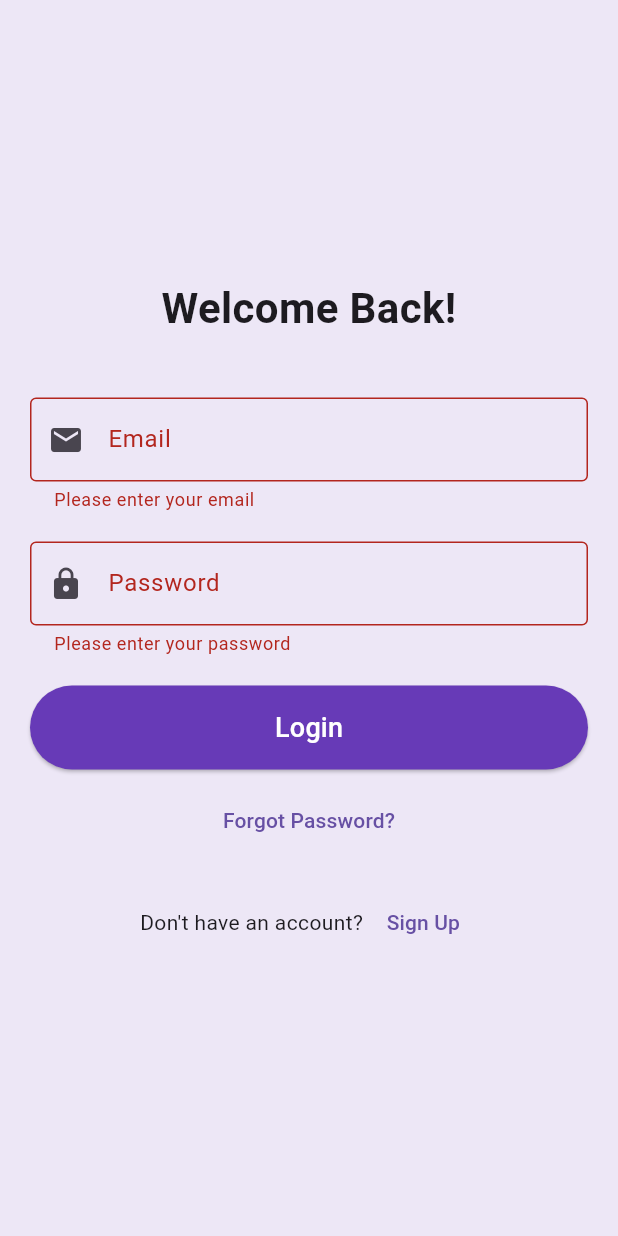
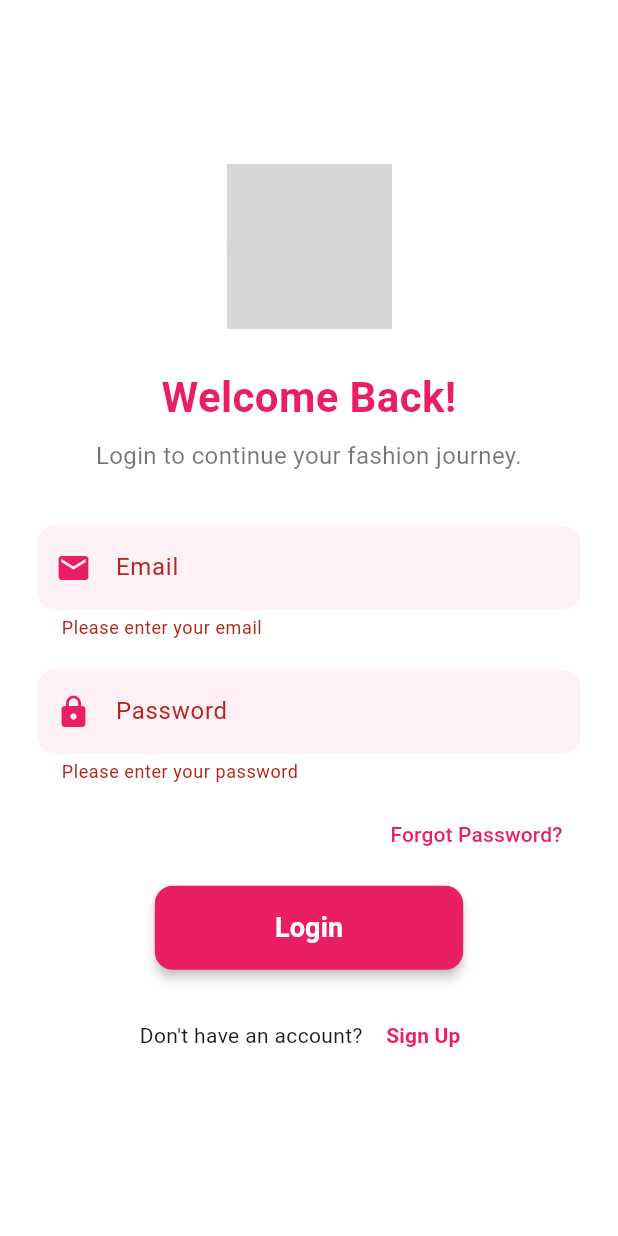
Before and after one commit to SHERINAH5/Tebac-APP-Frontend, a Flutter app: the screen it shows after launch, after a tap on "Skip", after a tap on "Get Started", after a tap on "Login", on a phone screen of 412 x 824 dp. Run offline on Flutter 3.47's test engine with Material 3 defaults, Android fonts, the phone set to English and light mode, and no system bars; our stand-ins replace smooth_page_indicator; grey boxes are pictures that could not be loaded.

Commit message:
Second commit

```diff
--- a/lib/screens/auth/login_screen.dart
+++ b/lib/screens/auth/login_screen.dart
@@ -1,7 +1,7 @@
 import 'package:flutter/material.dart';
 import 'signup_screen.dart';
 import 'forgot_password_screen.dart';
-import '../home_screen.dart'; // ✅ import your home screen
+import '../home_screen.dart';
 
 class LoginScreen extends StatefulWidget {
   const LoginScreen({super.key});
@@ -18,7 +18,10 @@ class _LoginScreenState extends State<LoginScreen> {
   void _login() {
     if (_formKey.currentState!.validate()) {
       ScaffoldMessenger.of(context).showSnackBar(
-        const SnackBar(content: Text("Logging in...")),
+        const SnackBar(
+          content: Text("Logging in..."),
+          backgroundColor: Color(0xFFE91E63), // Pink
+        ),
       );
 
       // Simulate login success
@@ -34,65 +37,120 @@ class _LoginScreenState extends State<LoginScreen> {
   @override
   Widget build(BuildContext context) {
     return Scaffold(
-      backgroundColor: Colors.deepPurple[50],
+      backgroundColor: Colors.white,
       body: Center(
         child: Padding(
-          padding: const EdgeInsets.all(20.0),
+          padding: const EdgeInsets.symmetric(horizontal: 25.0),
+          child: SingleChildScrollView(
             child: Form(
               key: _formKey,
-            child: ListView(
-              shrinkWrap: true,
+              child: Column(
+                mainAxisAlignment: MainAxisAlignment.center,
                 children: [
+                  // Logo
+                  const CircleAvatar(
+                    radius: 55,
+                    backgroundImage: AssetImage('assets/images/logo.png'),
+                  ),
+                  const SizedBox(height: 25),
+
                   const Text(
                     "Welcome Back!",
                     textAlign: TextAlign.center,
-                  style: TextStyle(fontSize: 28, fontWeight: FontWeight.bold),
+                    style: TextStyle(
+                      fontSize: 28,
+                      fontWeight: FontWeight.bold,
+                      color: Color(0xFFE91E63), // Pink
                     ),
-                const SizedBox(height: 40),
+                  ),
+                  const SizedBox(height: 8),
+                  const Text(
+                    "Login to continue your fashion journey.",
+                    textAlign: TextAlign.center,
+                    style: TextStyle(
+                      fontSize: 16,
+                      color: Colors.black54,
+                    ),
+                  ),
+                  const SizedBox(height: 35),
+
+                  // Email Field
                   TextFormField(
                     controller: _emailController,
-                  decoration: const InputDecoration(
+                    decoration: InputDecoration(
                       labelText: "Email",
-                    prefixIcon: Icon(Icons.email),
-                    border: OutlineInputBorder(),
+                      prefixIcon: const Icon(Icons.email, color: Color(0xFFE91E63)),
+                      filled: true,
+                      fillColor: const Color(0xFFFFF0F5), // soft pink background
+                      border: OutlineInputBorder(
+                        borderRadius: BorderRadius.circular(12),
+                        borderSide: BorderSide.none,
+                      ),
                     ),
                     validator: (value) =>
                         value!.isEmpty ? "Please enter your email" : null,
                   ),
                   const SizedBox(height: 20),
+
+                  // Password Field
                   TextFormField(
                     controller: _passwordController,
                     obscureText: true,
-                  decoration: const InputDecoration(
+                    decoration: InputDecoration(
                       labelText: "Password",
-                    prefixIcon: Icon(Icons.lock),
-                    border: OutlineInputBorder(),
+                      prefixIcon: const Icon(Icons.lock, color: Color(0xFFE91E63)),
+                      filled: true,
+                      fillColor: const Color(0xFFFFF0F5),
+                      border: OutlineInputBorder(
+                        borderRadius: BorderRadius.circular(12),
+                        borderSide: BorderSide.none,
+                      ),
                     ),
                     validator: (value) =>
                         value!.isEmpty ? "Please enter your password" : null,
                   ),
-                const SizedBox(height: 20),
-                ElevatedButton(
-                  onPressed: _login,
-                  style: ElevatedButton.styleFrom(
-                    backgroundColor: Colors.deepPurple,
-                    padding: const EdgeInsets.symmetric(vertical: 15),
-                  ),
-                  child: const Text("Login",
-                      style: TextStyle(fontSize: 18, color: Colors.white)),
-                ),
                   const SizedBox(height: 10),
-                TextButton(
+
+                  // Forgot Password
+                  Align(
+                    alignment: Alignment.centerRight,
+                    child: TextButton(
                       onPressed: () {
                         Navigator.push(
                           context,
                           MaterialPageRoute(
-                          builder: (context) => const ForgotPasswordScreen()),
+                            builder: (context) => const ForgotPasswordScreen(),
+                          ),
                         );
                       },
-                  child: const Text("Forgot Password?"),
+                      child: const Text(
+                        "Forgot Password?",
+                        style: TextStyle(color: Color(0xFFE91E63)),
+                      ),
+                    ),
+                  ),
+                  const SizedBox(height: 10),
+
+                  // Login Button
+                  ElevatedButton(
+                    onPressed: _login,
+                    style: ElevatedButton.styleFrom(
+                      backgroundColor: const Color(0xFFE91E63),
+                      foregroundColor: Colors.white,
+                      shape: RoundedRectangleBorder(
+                        borderRadius: BorderRadius.circular(12),
+                      ),
+                      padding: const EdgeInsets.symmetric(vertical: 15, horizontal: 80),
+                      elevation: 3,
+                    ),
+                    child: const Text(
+                      "Login",
+                      style: TextStyle(fontSize: 18, fontWeight: FontWeight.bold),
+                    ),
                   ),
                   const SizedBox(height: 20),
+
+                  // Sign Up link
                   Row(
                     mainAxisAlignment: MainAxisAlignment.center,
                     children: [
@@ -101,11 +159,16 @@ class _LoginScreenState extends State<LoginScreen> {
                         onPressed: () {
                           Navigator.push(
                             context,
-                          MaterialPageRoute(
-                              builder: (context) => const SignUpScreen()),
+                            MaterialPageRoute(builder: (context) => const SignUpScreen()),
                           );
                         },
-                      child: const Text("Sign Up"),
+                        child: const Text(
+                          "Sign Up",
+                          style: TextStyle(
+                            color: Color(0xFFE91E63),
+                            fontWeight: FontWeight.bold,
+                          ),
+                        ),
                       ),
                     ],
                   ),
@@ -114,6 +177,7 @@ class _LoginScreenState extends State<LoginScreen> {
             ),
           ),
         ),
+      ),
     );
   }
 }
```
Lines whose indentation alone changed are shown as unchanged.
